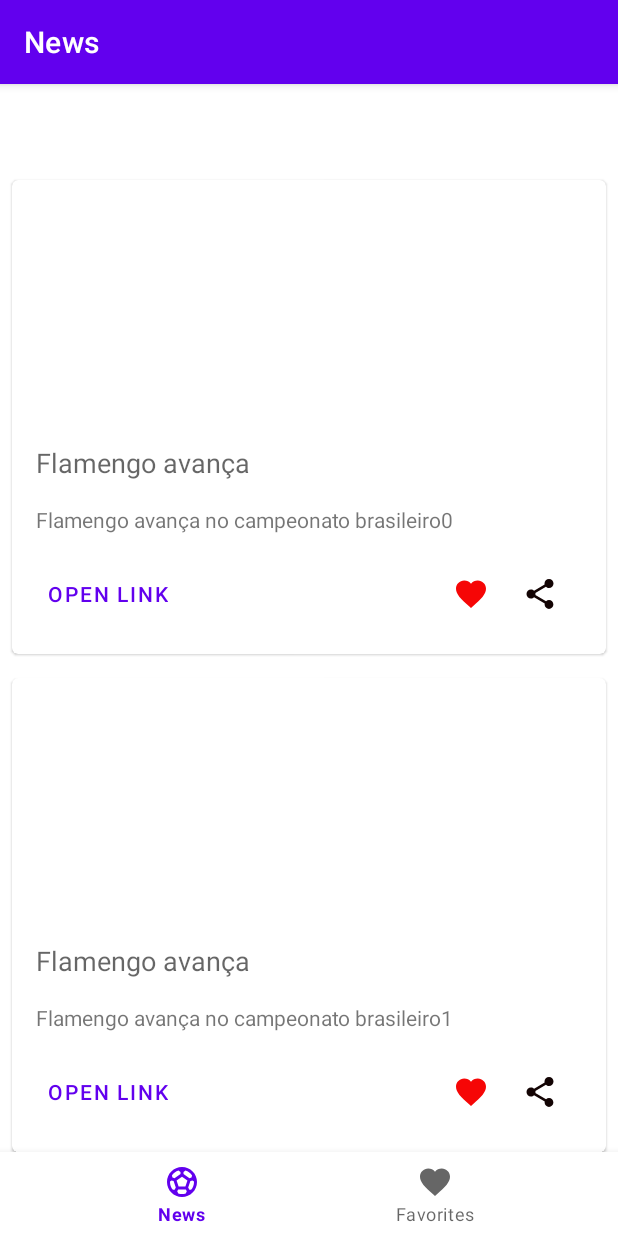
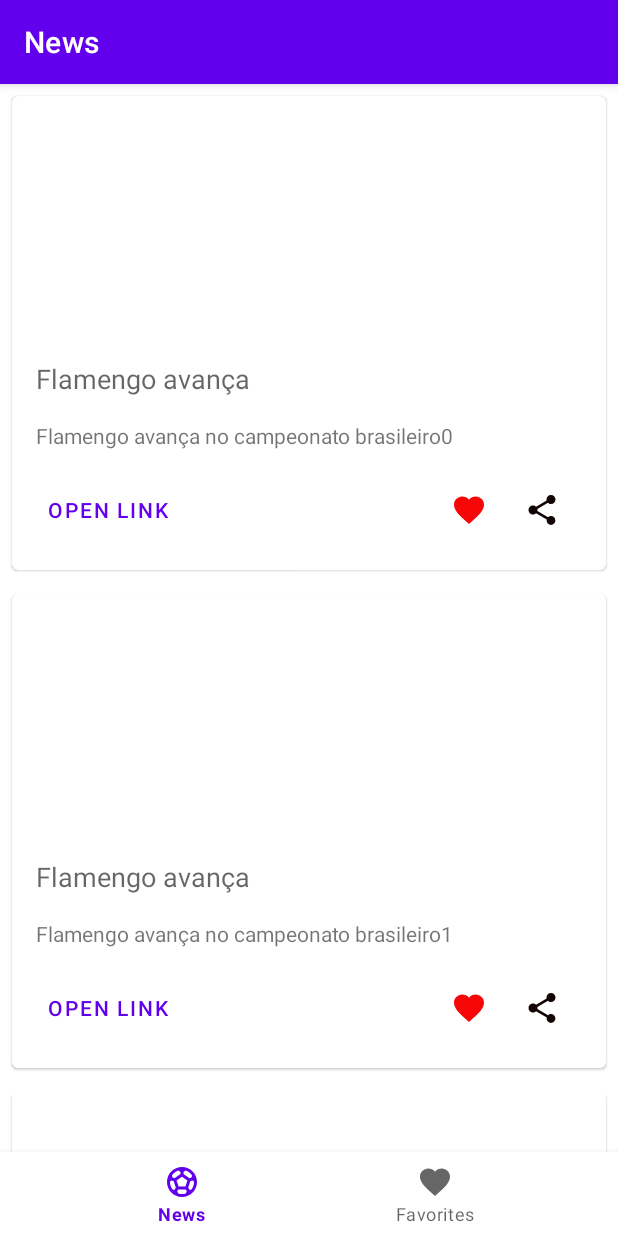
Before and after one commit to alvess09/soccer-news, an Android app: the screen it shows after launch (MainActivity), on a phone screen of 412 x 824 dp. Run offline under Robolectric (Android 15) with nearby library versions, the phone set to English and light mode, and no system bars; our stand-ins replace navigation-ui.

```diff
--- a/app/src/main/res/layout/activity_main.xml
+++ b/app/src/main/res/layout/activity_main.xml
@@ -3,8 +3,7 @@
     xmlns:app="http://schemas.android.com/apk/res-auto"
     android:id="@+id/container"
     android:layout_width="match_parent"
-    android:layout_height="match_parent"
-    android:paddingTop="?attr/actionBarSize">
+    android:layout_height="match_parent">
 
     <com.google.android.material.bottomnavigation.BottomNavigationView
         android:id="@+id/nav_view"
@@ -22,7 +21,7 @@
         android:id="@+id/nav_host_fragment_activity_main"
         android:name="androidx.navigation.fragment.NavHostFragment"
         android:layout_width="match_parent"
-        android:layout_height="match_parent"
+        android:layout_height="0dp"
         app:defaultNavHost="true"
         app:layout_constraintBottom_toTopOf="@id/nav_view"
         app:layout_constraintLeft_toLeftOf="parent"
--- a/app/src/main/res/layout/news_item.xml
+++ b/app/src/main/res/layout/news_item.xml
@@ -15,11 +15,11 @@
             android:id="@+id/ivThumbnail"
             android:layout_width="0dp"
             android:layout_height="@dimen/news_image_default"
+            android:contentDescription="@string/news_image"
             app:layout_constraintEnd_toEndOf="parent"
             app:layout_constraintStart_toStartOf="parent"
             app:layout_constraintTop_toTopOf="parent"
-            tools:srcCompat="@tools:sample/avatars"
-            android:contentDescription="@string/news_image"/>
+            tools:srcCompat="@tools:sample/avatars" />
 
         <TextView
             android:id="@+id/tvTitle"
@@ -64,23 +64,31 @@
             android:layout_width="wrap_content"
             android:layout_height="wrap_content"
             android:layout_marginStart="150dp"
+            android:background="?android:selectableItemBackgroundBorderless"
+            android:clickable="true"
+            android:contentDescription="@string/favorite_icon"
+            android:focusable="true"
+            android:padding="4dp"
             app:layout_constraintBottom_toBottomOf="@+id/btOpenLink"
             app:layout_constraintEnd_toStartOf="@+id/ivShare"
             app:layout_constraintStart_toEndOf="@+id/btOpenLink"
             app:layout_constraintTop_toTopOf="@+id/btOpenLink"
-            app:srcCompat="@drawable/ic_favorite"
-            android:contentDescription="@string/favorite_icon"/>
+            app:srcCompat="@drawable/ic_favorite" />
 
         <ImageView
             android:id="@+id/ivShare"
             android:layout_width="wrap_content"
             android:layout_height="wrap_content"
             android:layout_marginStart="-10dp"
+            android:background="?android:selectableItemBackgroundBorderless"
+            android:clickable="true"
+            android:contentDescription="@string/share_icon"
+            android:focusable="true"
+            android:padding="4dp"
             app:layout_constraintBottom_toBottomOf="@+id/ivFavorite"
             app:layout_constraintEnd_toEndOf="parent"
             app:layout_constraintStart_toEndOf="@+id/ivFavorite"
             app:layout_constraintTop_toTopOf="@+id/ivFavorite"
-            app:srcCompat="@drawable/ic_share"
-            android:contentDescription="@string/share_icon"/>
+            app:srcCompat="@drawable/ic_share" />
     </androidx.constraintlayout.widget.ConstraintLayout>
 </com.google.android.material.card.MaterialCardView>
```
Also changed, not shown: 1 other file.
